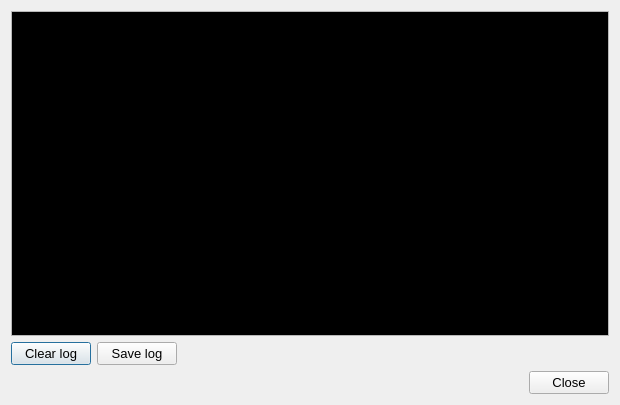
Qt form papywizard/view/loggerDialog.ui (bingostar89/Papywizard) before a commit.
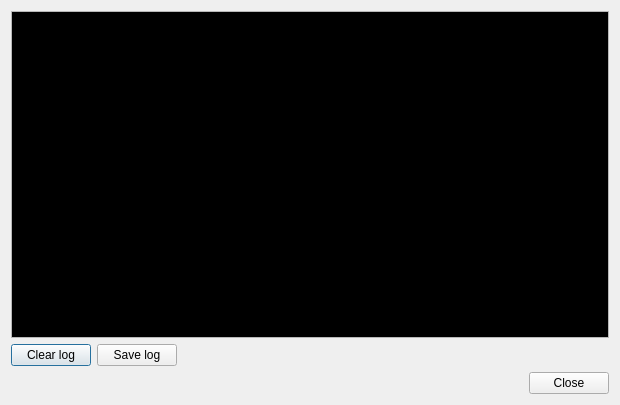
The same form after that commit. Icons and pictures are not drawn.

What changed in the file:
```diff
--- a/papywizard/view/loggerDialog.ui
+++ b/papywizard/view/loggerDialog.ui
@@ -9,11 +9,6 @@
     <height>405</height>
    </rect>
   </property>
-  <property name="font" >
-   <font>
-    <pointsize>10</pointsize>
-   </font>
-  </property>
   <property name="windowTitle" >
    <string>Logger</string>
   </property>
@@ -120,7 +115,6 @@
        <property name="font" >
         <font>
          <family>Bitstream Vera Sans Mono</family>
-         <pointsize>8</pointsize>
          <weight>75</weight>
          <bold>true</bold>
         </font>
```
Left out of the diff: 4 changed lines with no effect on the pictures.
